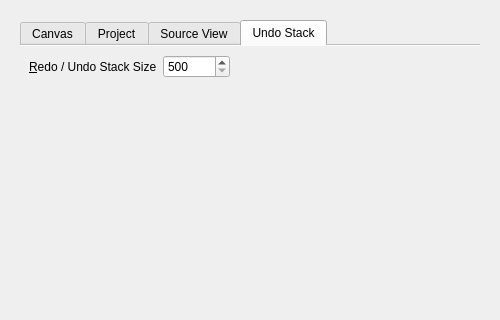
Qt form UI/glitch-canvas-settings.ui (textbrowser/glitch) before a commit; both pictures show x 0 to 500 and y 0 to 320 of the 500 by 650 pixel window.
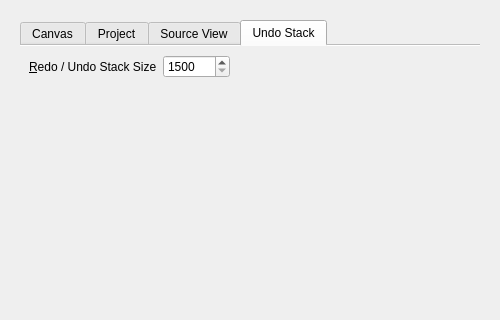
The same form after that commit. The open tabs and pages were chosen to show the change. Icons and pictures are not drawn.

Commit message: New redo / undo stack size.

Diff of the .ui file:
```diff
--- a/UI/glitch-canvas-settings.ui
+++ b/UI/glitch-canvas-settings.ui
@@ -775,7 +775,7 @@
                 <string>Will be applied if the redo / undo stack is empty.</string>
                </property>
                <property name="minimum">
-                <number>500</number>
+                <number>1500</number>
                </property>
                <property name="maximum">
                 <number>250000</number>
```
The commit also changes 2 other files.
